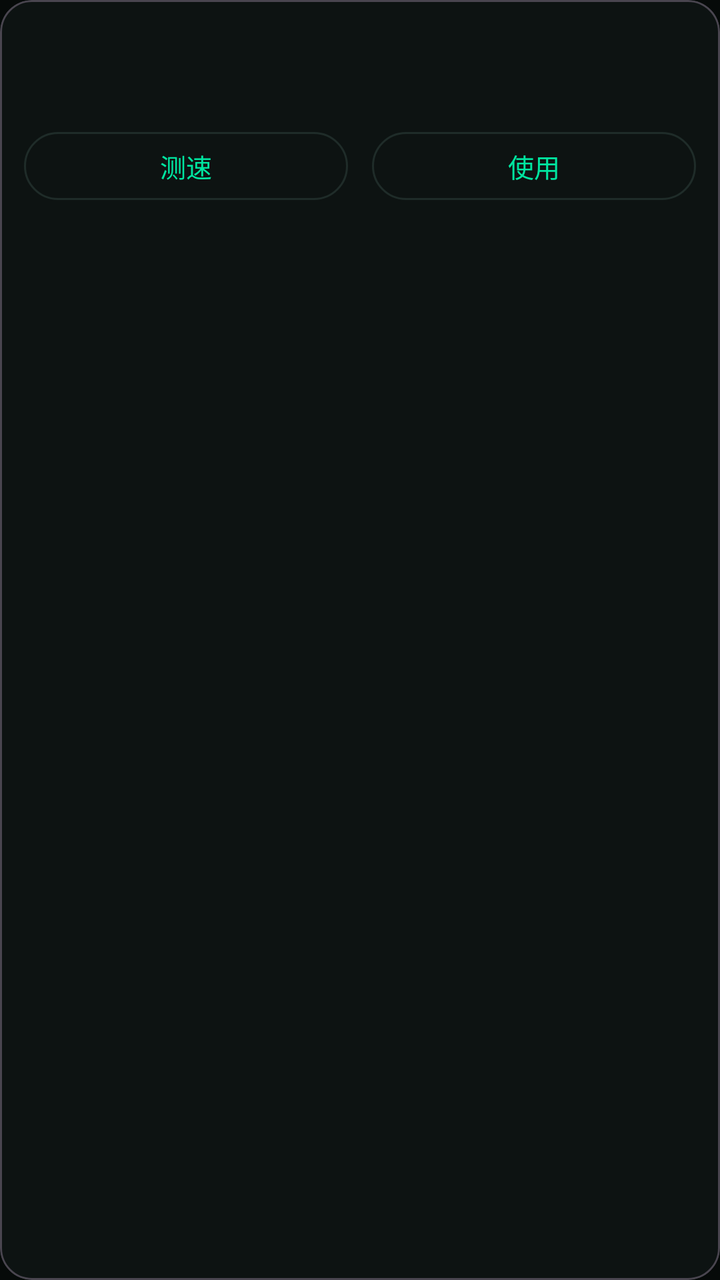
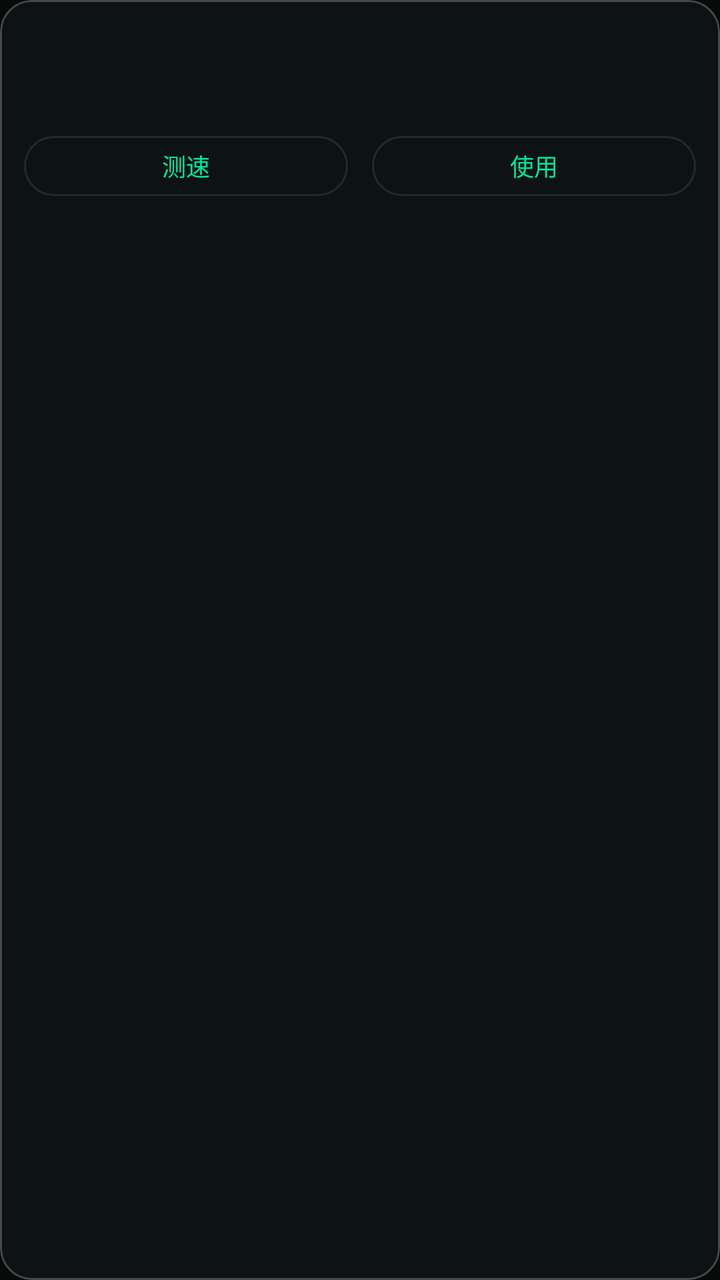

The first picture is an Android layout as it rendered before a commit; the second is the same layout after the commit. The layout source and the unified diff follow.
<!-- AndroidManifest.xml: application theme Theme.TunVPN -->
<!-- res/layout/subscribelistitem.xml -->
<?xml version="1.0" encoding="utf-8"?>
<com.google.android.material.card.MaterialCardView
	xmlns:android="http://schemas.android.com/apk/res/android"
	xmlns:app="http://schemas.android.com/apk/res-auto"
	style="@style/Widget.Material3.CardView.Outlined"
	android:layout_width="match_parent"
	android:layout_height="wrap_content"
	app:cardCornerRadius="16dp">
	<LinearLayout
		android:orientation="vertical"
		android:layout_width="match_parent"
		android:layout_height="wrap_content"
		android:padding="12dp">
		<LinearLayout
			android:orientation="horizontal"
			android:layout_width="match_parent"
			android:layout_height="wrap_content"
			android:gravity="center_vertical">
			<TextView
				android:id="@+id/item_name"
				android:layout_width="0dp"
				android:layout_height="wrap_content"
				android:layout_weight="1"
				android:ellipsize="end"
				android:maxLines="2"
				android:textAppearance="?attr/textAppearanceTitleMedium"
				android:textStyle="bold"/>
			<TextView
				android:id="@+id/item_status"
				android:layout_width="wrap_content"
				android:layout_height="wrap_content"
				android:layout_marginStart="8dp"
				android:gravity="end"
				android:maxLines="1"
				android:textAppearance="?attr/textAppearanceLabelLarge"
				android:textStyle="bold"/>
		</LinearLayout>
		<TextView
			android:id="@+id/item_detail"
			android:layout_width="match_parent"
			android:layout_height="wrap_content"
			android:layout_marginTop="4dp"
			android:ellipsize="end"
			android:maxLines="1"
			android:textAppearance="?attr/textAppearanceBodySmall"
			android:textColor="?attr/colorOnSurfaceVariant"/>
		<TextView
			android:id="@+id/item_badge"
			android:layout_width="wrap_content"
			android:layout_height="wrap_content"
			android:layout_marginTop="6dp"
			android:text="@string/node_in_use"
			android:textAppearance="?attr/textAppearanceLabelMedium"
			android:textStyle="bold"
			android:visibility="gone"/>
		<LinearLayout
			android:orientation="horizontal"
			android:layout_width="match_parent"
			android:layout_height="wrap_content"
			android:layout_marginTop="8dp">
			<com.google.android.material.button.MaterialButton
				android:id="@+id/item_test"
				style="?attr/materialButtonOutlinedStyle"
				android:layout_width="0dp"
				android:layout_weight="1"
				android:layout_height="wrap_content"
				android:minHeight="42dp"
				android:text="@string/sub_test"
				android:textSize="13sp"/>
			<com.google.android.material.button.MaterialButton
				android:id="@+id/item_use"
				style="?attr/materialButtonOutlinedStyle"
				android:layout_width="0dp"
				android:layout_weight="1"
				android:layout_height="wrap_content"
				android:layout_marginStart="12dp"
				android:minHeight="42dp"
				android:text="@string/sub_use"
				android:textSize="13sp"/>
		</LinearLayout>
	</LinearLayout>
</com.google.android.material.card.MaterialCardView>
<!-- resources referenced by this layout -->
<resources>
  <string name="node_in_use">使用中</string>
  <string name="sub_test">测速</string>
  <string name="sub_use">使用</string>
  <style name="Theme.TunVPN" parent="Theme.Material3.Dark.NoActionBar">
  		<item name="colorPrimary">#00E5A0</item>
  		<item name="colorOnPrimary">#060A09</item>
  		<item name="colorPrimaryContainer">#10261F</item>
  		<item name="colorOnPrimaryContainer">#6CFFD0</item>
  		<item name="colorSecondary">#00E5A0</item>
  		<item name="colorOnSecondary">#060A09</item>
  		<item name="colorSecondaryContainer">#0B2E26</item>
  		<item name="colorOnSecondaryContainer">#6CFFD0</item>
  		<item name="colorError">#FF5C7A</item>
  		<item name="colorOnError">#060A09</item>
  		<item name="colorErrorContainer">#3A1220</item>
  		<item name="colorOnErrorContainer">#FFC2CE</item>
  		<item name="android:colorBackground">#060A09</item>
  		<item name="colorSurface">#0D1312</item>
  		<item name="colorOnSurface">#E4FFF5</item>
  		<item name="colorSurfaceVariant">#131B1A</item>
  		<item name="colorOnSurfaceVariant">#7F9A93</item>
  		<item name="colorSurfaceContainer">#18221F</item>
  		<item name="colorOutline">#1F2C29</item>
  		<item name="android:statusBarColor">@android:color/transparent</item>
  		<item name="android:navigationBarColor">@android:color/transparent</item>
  		<item name="android:windowLightStatusBar">false</item>
  		<item name="android:windowBackground">#060A09</item>
  	</style>
</resources>

<!-- the commit's change to res/layout/subscribelistitem.xml (unified diff, before → after) -->
@@ -35,15 +35,38 @@
 				android:textAppearance="?attr/textAppearanceLabelLarge"
 				android:textStyle="bold"/>
 		</LinearLayout>
-		<TextView
-			android:id="@+id/item_detail"
+		
+		<LinearLayout
+			android:orientation="horizontal"
 			android:layout_width="match_parent"
 			android:layout_height="wrap_content"
-			android:layout_marginTop="4dp"
-			android:ellipsize="end"
-			android:maxLines="1"
-			android:textAppearance="?attr/textAppearanceBodySmall"
-			android:textColor="?attr/colorOnSurfaceVariant"/>
+			android:layout_marginTop="6dp"
+			android:gravity="center_vertical">
+			<TextView
+				android:id="@+id/item_proto"
+				android:layout_width="wrap_content"
+				android:layout_height="wrap_content"
+				android:background="@drawable/bg_chip"
+				android:maxLines="1"
+				android:paddingLeft="8dp"
+				android:paddingRight="8dp"
+				android:paddingTop="2dp"
+				android:paddingBottom="2dp"
+				android:textSize="11sp"
+				android:textStyle="bold"
+				android:textColor="?attr/colorOnPrimaryContainer"
+				android:visibility="gone"/>
+			<TextView
+				android:id="@+id/item_detail"
+				android:layout_width="0dp"
+				android:layout_height="wrap_content"
+				android:layout_weight="1"
+				android:layout_marginStart="8dp"
+				android:ellipsize="end"
+				android:maxLines="1"
+				android:textAppearance="?attr/textAppearanceBodySmall"
+				android:textColor="?attr/colorOnSurfaceVariant"/>
+		</LinearLayout>
 		<TextView
 			android:id="@+id/item_badge"
 			android:layout_width="wrap_content"
@@ -64,9 +87,9 @@
 				android:layout_width="0dp"
 				android:layout_weight="1"
 				android:layout_height="wrap_content"
-				android:minHeight="42dp"
+				android:minHeight="38dp"
 				android:text="@string/sub_test"
-				android:textSize="13sp"/>
+				android:textSize="12sp"/>
 			<com.google.android.material.button.MaterialButton
 				android:id="@+id/item_use"
 				style="?attr/materialButtonOutlinedStyle"
@@ -74,9 +97,9 @@
 				android:layout_weight="1"
 				android:layout_height="wrap_content"
 				android:layout_marginStart="12dp"
-				android:minHeight="42dp"
+				android:minHeight="38dp"
 				android:text="@string/sub_use"
-				android:textSize="13sp"/>
+				android:textSize="12sp"/>
 		</LinearLayout>
 	</LinearLayout>
 </com.google.android.material.card.MaterialCardView>
<!-- resource entries referenced after the edit -->
@@ -1,5 +1,12 @@
 <!-- resources referenced by this layout -->
 <resources>
+  <!-- drawable bg_chip (drawable) -->
+  <?xml version="1.0" encoding="utf-8"?>
+  <shape xmlns:android="http://schemas.android.com/apk/res/android"
+  	android:shape="rectangle">
+  	<solid android:color="?attr/colorPrimaryContainer"/>
+  	<corners android:radius="6dp"/>
+  </shape>
   <string name="node_in_use">使用中</string>
   <string name="sub_test">测速</string>
   <string name="sub_use">使用</string>
